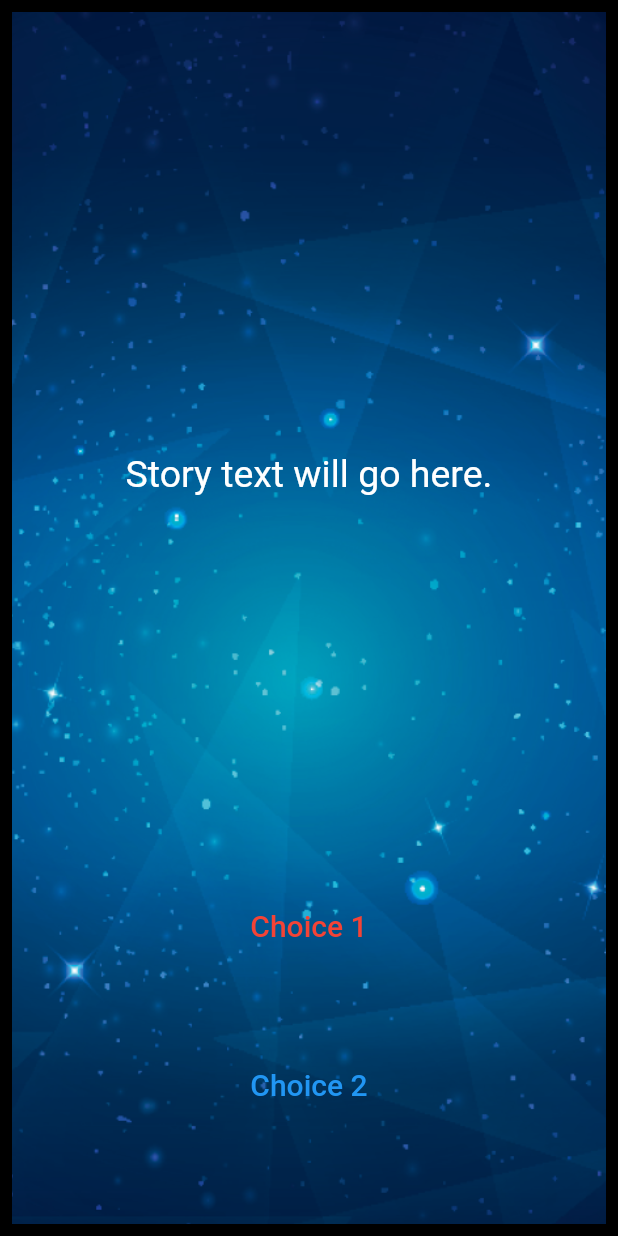
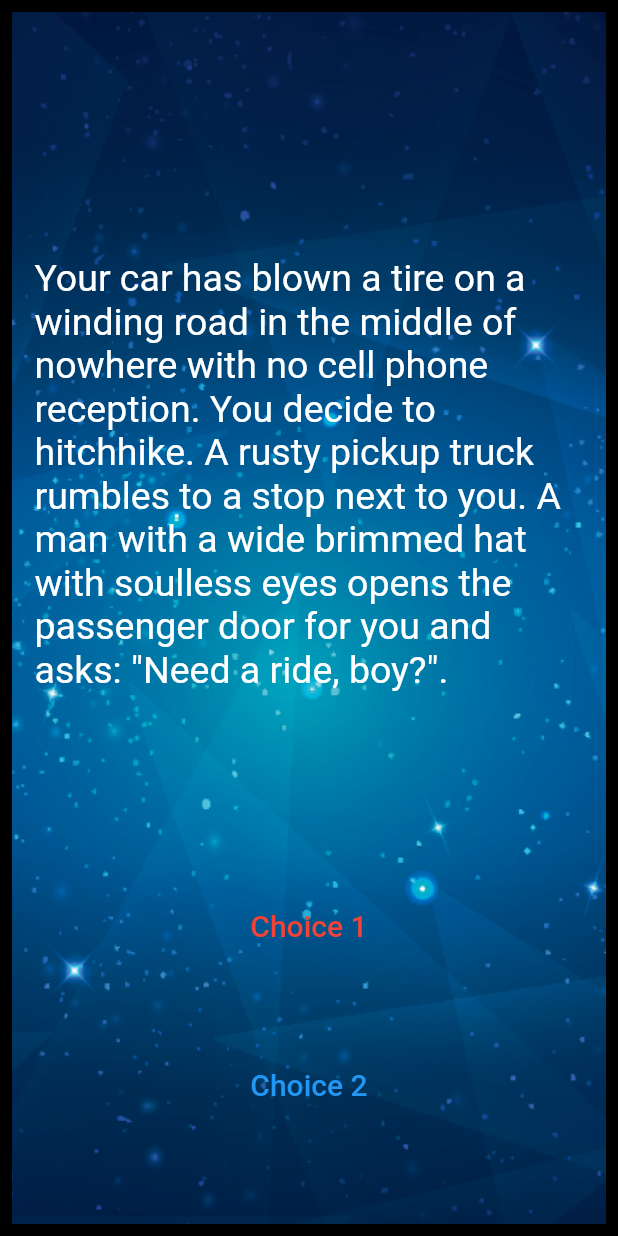
Before and after one commit to ljcpeixoto/destini, a Flutter app: the screen it shows after launch, on a phone screen of 412 x 824 dp. Run offline on Flutter 3.47's test engine with Material 2 defaults, Android fonts, the phone set to English and light mode, and no system bars.

Commit message:
Steps 9, 10: create object storyBrain and get first story title to display in main area

```diff
--- a/lib/main.dart
+++ b/lib/main.dart
@@ -1,3 +1,4 @@
+import 'package:destini/story_brain.dart';
 import 'package:flutter/material.dart';
 
 //TODO: Step 15 - Run the app and see if you can see the screen update with the first story. Delete this TODO if it looks as you expected.
@@ -16,7 +17,7 @@ class Destini extends StatelessWidget {
   }
 }
 
-//TODO: Step 9 - Create a new storyBrain object from the StoryBrain class.
+StoryBrain storyBrain = StoryBrain();
 
 class StoryPage extends StatefulWidget {
   const StoryPage({super.key});
@@ -45,13 +46,12 @@ class _StoryPageState extends State<StoryPage> {
           child: Column(
             crossAxisAlignment: CrossAxisAlignment.stretch,
             children: <Widget>[
-              const Expanded(
+              Expanded(
                 flex: 12,
                 child: Center(
                   child: Text(
-                    //TODO: Step 10 - use the storyBrain to get the first story title and display it in this Text Widget.
-                    'Story text will go here.',
-                    style: TextStyle(
+                    storyBrain.getStory(),
+                    style: const TextStyle(
                       fontSize: 25.0,
                     ),
                   ),
```
